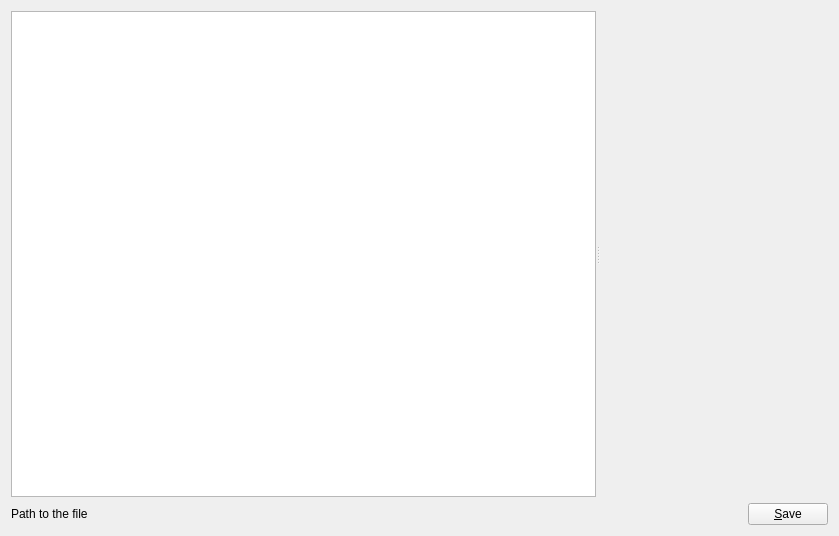
Above: objeditor/csvspecspage.ui from frabas/DISPLACE_GUI before the change. Below: the same form after it.
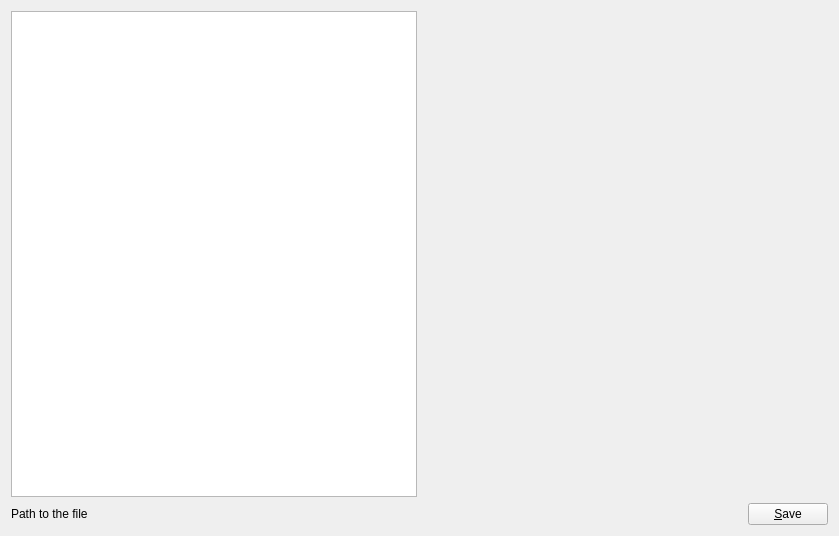
That is the form after the change. Custom widgets are drawn as their Qt base class.

Commit message: Fix Layout of Csv Page

```diff
--- a/objeditor/csvspecspage.ui
+++ b/objeditor/csvspecspage.ui
@@ -13,15 +13,16 @@
   <property name="windowTitle">
    <string>Form</string>
   </property>
-  <layout class="QVBoxLayout" name="verticalLayout" stretch="1,0">
+  <layout class="QVBoxLayout" name="verticalLayout">
    <item>
-    <widget class="QSplitter" name="splitter">
-     <property name="orientation">
-      <enum>Qt::Horizontal</enum>
-     </property>
+    <layout class="QHBoxLayout" name="horizontalLayout_2" stretch="3,3">
+     <item>
      <widget class="QTableView" name="tableView"/>
+     </item>
+     <item>
      <widget class="qmapcontrol::QMapControl" name="map" native="true"/>
-    </widget>
+     </item>
+    </layout>
    </item>
    <item>
     <layout class="QHBoxLayout" name="horizontalLayout">
```
Lines whose indentation alone changed are shown as unchanged.
